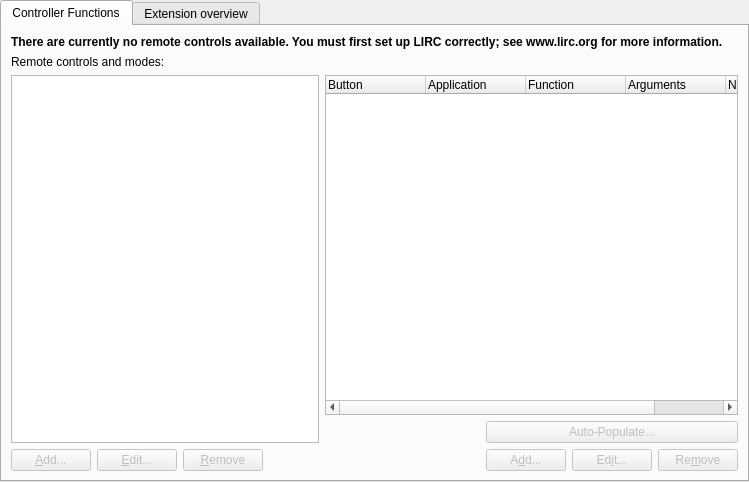
The window that kcmlirc/kcmlircbase.ui (KDE/kremotecontrol) describes before a commit, drawn with Qt 5.
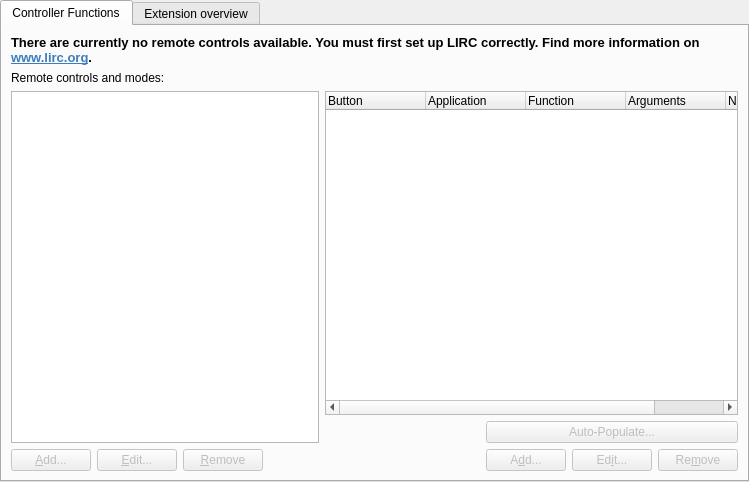
The same window after the commit. Custom widgets are drawn as their Qt base class.

Commit message: i18n issues

What changed in the file:
```diff
--- a/kcmlirc/kcmlircbase.ui
+++ b/kcmlirc/kcmlircbase.ui
@@ -46,7 +46,11 @@
           <enum>QFrame::NoFrame</enum>
          </property>
          <property name="text">
-          <string>There are currently no remote controls available. You must first set up LIRC correctly; see www.lirc.org for more information.</string>
+          <string>&lt;!DOCTYPE HTML PUBLIC &quot;-//W3C//DTD HTML 4.0//EN&quot; &quot;http://www.w3.org/TR/REC-html40/strict.dtd&quot;&gt;
+&lt;html&gt;&lt;head&gt;&lt;meta name=&quot;qrichtext&quot; content=&quot;1&quot; /&gt;&lt;style type=&quot;text/css&quot;&gt;
+p, li { white-space: pre-wrap; }
+&lt;/style&gt;&lt;/head&gt;&lt;body style=&quot; font-family:'Sans Serif'; font-size:10pt; font-weight:600; font-style:normal;&quot;&gt;
+&lt;p style=&quot; margin-top:0px; margin-bottom:0px; margin-left:0px; margin-right:0px; -qt-block-indent:0; text-indent:0px;&quot;&gt;There are currently no remote controls available. You must first set up LIRC correctly. Find more information on &lt;a href=&quot;http://www.lirc.org&quot;&gt;&lt;span style=&quot; text-decoration: underline; color:#3c7dbe;&quot;&gt;www.lirc.org&lt;/span&gt;&lt;/a&gt;.&lt;/p&gt;&lt;/body&gt;&lt;/html&gt;</string>
          </property>
          <property name="alignment">
           <set>Qt::AlignTop</set>
```
The commit also changes 2 other files.
